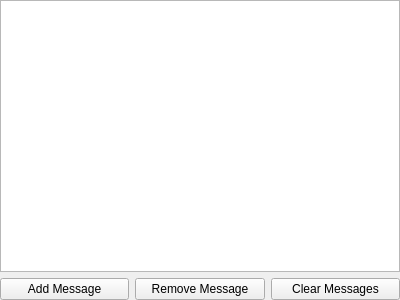
First picture: the form in Widgets/Resources/UI/qSlicerTrackedSequenceMessagesWidget.ui, repository PerkTutor/PerkTutor, before the edit.
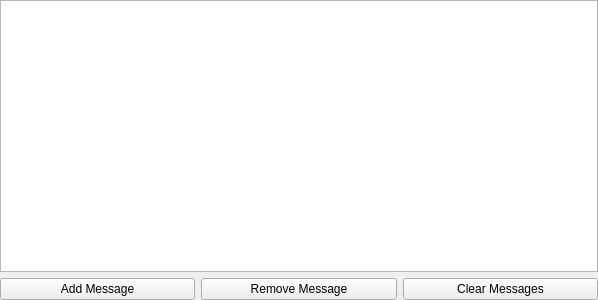
Second picture: the form after the edit. Custom widgets are drawn as their Qt base class.

What changed in the file:
```diff
--- a/Widgets/Resources/UI/qSlicerTrackedSequenceMessagesWidget.ui
+++ b/Widgets/Resources/UI/qSlicerTrackedSequenceMessagesWidget.ui
@@ -6,7 +6,7 @@
    <rect>
     <x>0</x>
     <y>0</y>
-    <width>400</width>
+    <width>598</width>
     <height>300</height>
    </rect>
   </property>
```
Left out of the diff: 4 changed lines with no effect on the pictures.
